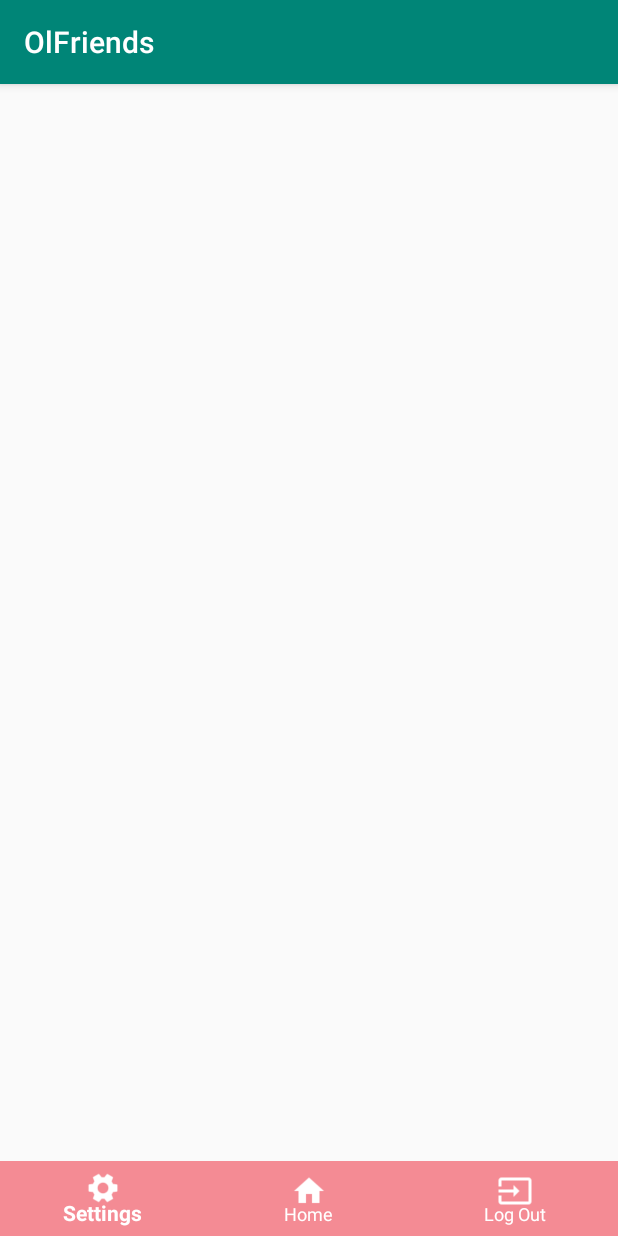
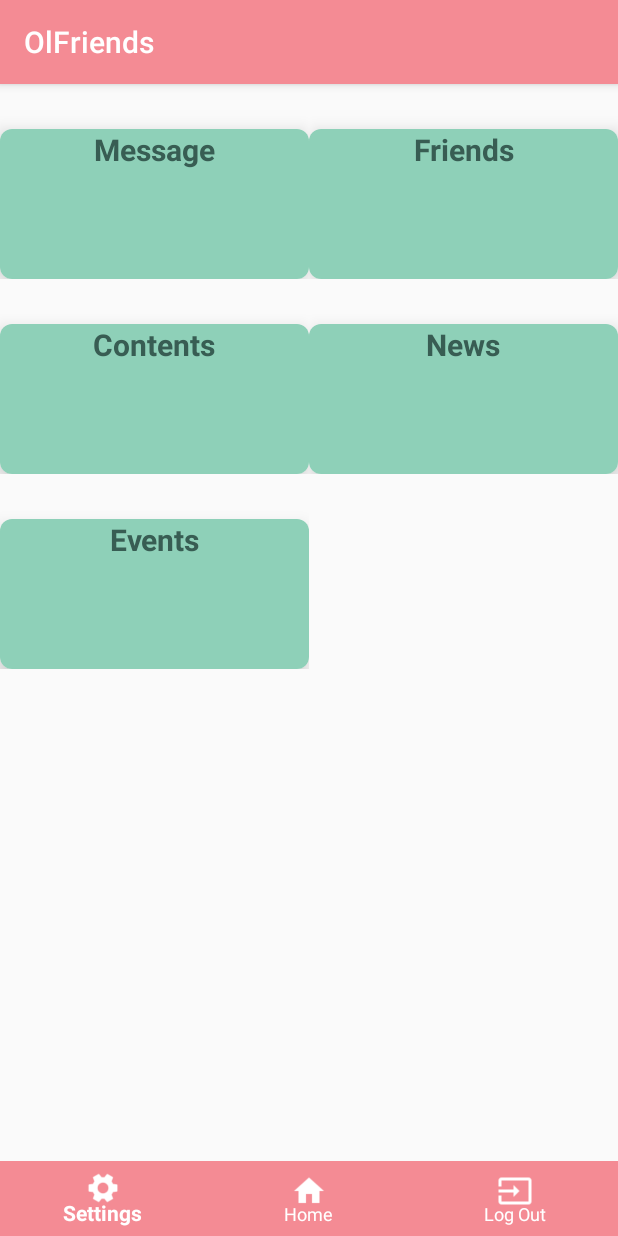
Before and after one commit to Master-Wangus/OlFriends, an Android app: the HomePageActivity screen opened directly, with no data from a screen before it, on a phone screen of 412 x 824 dp. Run offline under Robolectric (Android 15) with nearby library versions, the phone set to English and light mode, and no system bars; our stand-ins replace Firebase (no records; nobody signed in at launch, a user with empty details on screens opened directly); 1 statement that could not run was skipped.

Commit message:
Home Page Done

```diff
--- a/app/build.gradle
+++ b/app/build.gradle
@@ -30,4 +30,6 @@ dependencies {
     implementation 'com.google.firebase:firebase-auth:16.0.1'
     implementation 'com.google.firebase:firebase-storage:16.0.1'
     implementation 'com.android.support:design:27.1.1'
+    implementation 'com.android.support:cardview-v7:27.1.1'
+    implementation 'com.android.support:recyclerview-v7:27.1.1'
 }
--- a/app/src/main/java/com/example/wesle/olfriends/HomePageActivity.java
+++ b/app/src/main/java/com/example/wesle/olfriends/HomePageActivity.java
@@ -6,6 +6,8 @@ import android.support.annotation.NonNull;
 import android.support.annotation.Nullable;
 import android.support.design.widget.BottomNavigationView;
 import android.support.v7.app.AppCompatActivity;
+import android.support.v7.widget.GridLayoutManager;
+import android.support.v7.widget.RecyclerView;
 import android.view.Menu;
 import android.view.MenuItem;
 import android.view.View;
@@ -19,8 +21,14 @@ import com.google.firebase.database.DatabaseReference;
 import com.google.firebase.database.FirebaseDatabase;
 import com.google.firebase.database.ValueEventListener;
 
+import java.util.ArrayList;
+import java.util.List;
+
 public class HomePageActivity extends AppCompatActivity {
 
+    RecyclerView recyclerView;
+    PagesAdapter adapter;
+    List<Pages> pagesList;
     private FirebaseAuth mAuth;
     private DatabaseReference ref;
 
@@ -29,12 +37,41 @@ public class HomePageActivity extends AppCompatActivity {
         super.onCreate(savedInstanceState);
         setContentView(R.layout.activity_home_page);
 
+
         mAuth = FirebaseAuth.getInstance();
         ref = FirebaseDatabase.getInstance().getReference().child("Users");
         BottomNavigationView btmNavView = (BottomNavigationView)findViewById(R.id.bottomNavView);
         Menu menu = btmNavView.getMenu();
         MenuItem menuItem = menu.getItem(0);
         menuItem.setChecked(true);
+        //getting the recyclerview from xml
+        recyclerView = (RecyclerView) findViewById(R.id.recyclerView);
+        recyclerView.setHasFixedSize(true);
+        recyclerView.setLayoutManager(new GridLayoutManager(this, 2));
+
+        //initializing the productlist
+        pagesList = new ArrayList<>();
+
+
+        //adding some items to our list
+        pagesList.add(
+                new Pages(
+                        "Message"));
+        pagesList.add(
+                new Pages(
+                        "Friends"));
+        pagesList.add(
+                new Pages(
+                        "Contents"));
+        pagesList.add(
+                new Pages(
+                        "News"));
+        pagesList.add(
+                new Pages(
+                        "Events"));
+        adapter = new PagesAdapter(this,pagesList);
+        recyclerView.setAdapter(adapter);
+
         btmNavView.setOnNavigationItemSelectedListener(new BottomNavigationView.OnNavigationItemSelectedListener() {
             @Override
             public boolean onNavigationItemSelected(@NonNull MenuItem item) {
@@ -55,8 +92,10 @@ public class HomePageActivity extends AppCompatActivity {
                         break;
                 }
                 return false;
+
             }
         });
+
     }
 
     @Override
--- /dev/null
+++ b/app/src/main/java/com/example/wesle/olfriends/Pages.java
@@ -0,0 +1,14 @@
+package com.example.wesle.olfriends;
+
+public class Pages {
+    private String title;
+
+    public Pages(String title) {
+
+        this.title = title;
+    }
+
+    public String getTitle() {
+        return title;
+    }
+}
--- /dev/null
+++ b/app/src/main/java/com/example/wesle/olfriends/PagesAdapter.java
@@ -0,0 +1,96 @@
+package com.example.wesle.olfriends;
+
+import android.content.Context;
+import android.content.Intent;
+import android.support.v7.widget.RecyclerView;
+import android.view.LayoutInflater;
+import android.view.View;
+import android.view.ViewGroup;
+import android.widget.TextView;
+
+
+import java.util.List;
+
+
+public class PagesAdapter extends RecyclerView.Adapter<PagesAdapter.PagesViewHolder> {
+
+
+    //this context we will use to inflate the layout
+    private Context mCtx;
+
+    //we are storing all the products in a list
+    private List<Pages> pagesList;
+
+    //getting the context and product list with constructor
+    public PagesAdapter(Context mCtx, List<Pages> pagesList) {
+        this.mCtx = mCtx;
+        this.pagesList = pagesList;
+    }
+
+    @Override
+    public PagesViewHolder onCreateViewHolder(ViewGroup parent, int viewType) {
+        //inflating and returning our view holder
+        LayoutInflater inflater = LayoutInflater.from(mCtx);
+        View view = inflater.inflate(R.layout.layout_pages, null);
+        return new PagesViewHolder(view);
+    }
+
+    @Override
+    public void onBindViewHolder(PagesViewHolder holder, int position) {
+        //getting the product of the specified position
+        Pages pages = pagesList.get(position);
+
+        //binding the data with the viewholder views
+        holder.textViewTitle.setText(pages.getTitle());
+
+    }
+
+
+    @Override
+    public int getItemCount() {
+        return pagesList.size();
+    }
+
+
+    class PagesViewHolder extends RecyclerView.ViewHolder {
+
+        TextView textViewTitle;
+
+        public PagesViewHolder(View itemView) {
+            super(itemView);
+
+            textViewTitle = itemView.findViewById(R.id.textViewTitle);
+            itemView.setOnClickListener(new View.OnClickListener() {
+                @Override
+                public void onClick(View view) {
+                    switch (getAdapterPosition()) {
+                        case 0:
+                            final Intent intent = new Intent(mCtx, MessageActivity.class);
+                            mCtx.startActivity(intent);
+                            break;
+                        case 1:
+                            final Intent intent2 = new Intent(mCtx, FriendsActivity.class);
+                            mCtx.startActivity(intent2);
+                            break;
+                        case 2:
+                            final Intent intent3 = new Intent(mCtx, ContentActivity.class);
+                            mCtx.startActivity(intent3);
+                            break;
+                        case 3:
+                            final Intent intent4 = new Intent(mCtx, NewsActivity.class);
+                            mCtx.startActivity(intent4);
+                            break;
+                        case 4:
+                            final Intent intent5 = new Intent(mCtx, EventsActivity.class);
+                            mCtx.startActivity(intent5);
+                            break;
+//                        case 5:
+//                            final Intent intent6 = new Intent(mCtx, HelpActivity.class);
+//                            mCtx.startActivity(intent6);
+//                            break;
+                    }
+                }
+            });
+        }
+    }
+}
--- a/app/src/main/res/layout/activity_home_page.xml
+++ b/app/src/main/res/layout/activity_home_page.xml
@@ -4,7 +4,12 @@
     android:layout_height="match_parent"
     xmlns:app="http://schemas.android.com/apk/res-auto"
     >
-
+    <android.support.v7.widget.RecyclerView
+        android:id="@+id/recyclerView"
+        android:layout_width="match_parent"
+        android:layout_height="match_parent"
+        android:layout_above="@id/bottomBar"
+        />
 
 
     <RelativeLayout
@@ -12,6 +17,8 @@
         android:layout_height="50dp"
         android:id="@+id/bottomBar"
         android:layout_alignParentBottom="true">
+
+
 
         <android.support.design.widget.BottomNavigationView
             android:layout_width="match_parent"
--- /dev/null
+++ b/app/src/main/res/layout/layout_pages.xml
@@ -0,0 +1,38 @@
+<?xml version="1.0" encoding="utf-8"?>
+<LinearLayout xmlns:android="http://schemas.android.com/apk/res/android"
+    xmlns:app="http://schemas.android.com/apk/res-auto"
+    android:layout_width="match_parent"
+    android:layout_height="wrap_content"
+    android:orientation="vertical">
+
+    <android.support.v7.widget.CardView
+        android:layout_width="match_parent"
+        android:layout_height="wrap_content"
+        android:layout_marginTop="30dp"
+        app:cardCornerRadius="8dp"
+        app:cardElevation="7dp">
+
+        <RelativeLayout
+            android:layout_width="match_parent"
+            android:layout_height="wrap_content"
+            android:id="@+id/rlStart">
+
+
+            <TextView
+                android:id="@+id/textViewTitle"
+                android:layout_width="800dp"
+                android:layout_height="100dp"
+                android:textSize="20dp"
+                android:textAlignment="center"
+                android:textStyle="bold"
+                android:background="#8ED0B8"
+                android:textAppearance="@style/Base.TextAppearance.AppCompat.Small"
+                android:textColor="#385D53" />
+
+
+
+        </RelativeLayout>
+
+    </android.support.v7.widget.CardView>
+
+</LinearLayout>
--- a/app/src/main/res/values/colors.xml
+++ b/app/src/main/res/values/colors.xml
@@ -1,6 +1,6 @@
 <?xml version="1.0" encoding="utf-8"?>
 <resources>
-    <color name="colorPrimary">#008577</color>
+    <color name="colorPrimary">#f48b94</color>
     <color name="colorPrimaryDark">#00574B</color>
     <color name="colorAccent">#D81B60</color>
 </resources>
```
Also changed, not shown: app/src/main/res/drawable/homescreen.jpeg (added).
